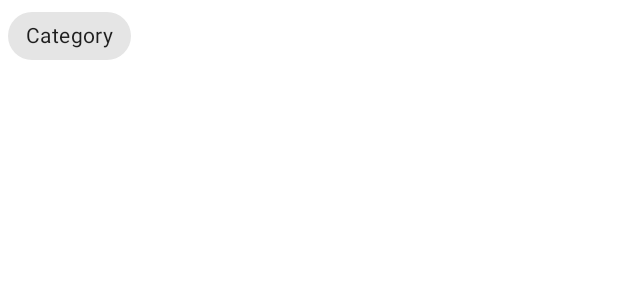
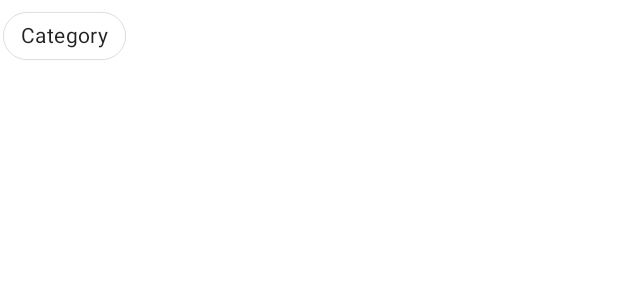
Before and after one commit to EduardoAlonso73/MyLinks, an Android app: the layout item_category.xml on its own in the app's theme, with its tools: preview values and no code run, on a phone screen of 412 x 824 dp. Shown: the top 300 px of the screen. Run offline under Robolectric (Android 15) with nearby library versions, the phone set to English and light mode, and no system bars.

Commit message:
We customize the Chip by adding a border color and a background

```diff
--- a/app/src/main/res/layout/item_category.xml
+++ b/app/src/main/res/layout/item_category.xml
@@ -10,7 +10,10 @@
         android:layout_width="wrap_content"
         android:layout_height="wrap_content"
         tools:text="Category"
-        android:layout_marginHorizontal="5dp"
+        app:chipStrokeWidth="0.5dp"
+        app:chipStrokeColor="#D1D1D1"
+        app:chipBackgroundColor="@color/white"
+        android:layout_marginHorizontal="2dp"
         app:layout_constraintEnd_toEndOf="parent"
         app:layout_constraintStart_toStartOf="parent"
         app:layout_constraintTop_toTopOf="parent"
```
